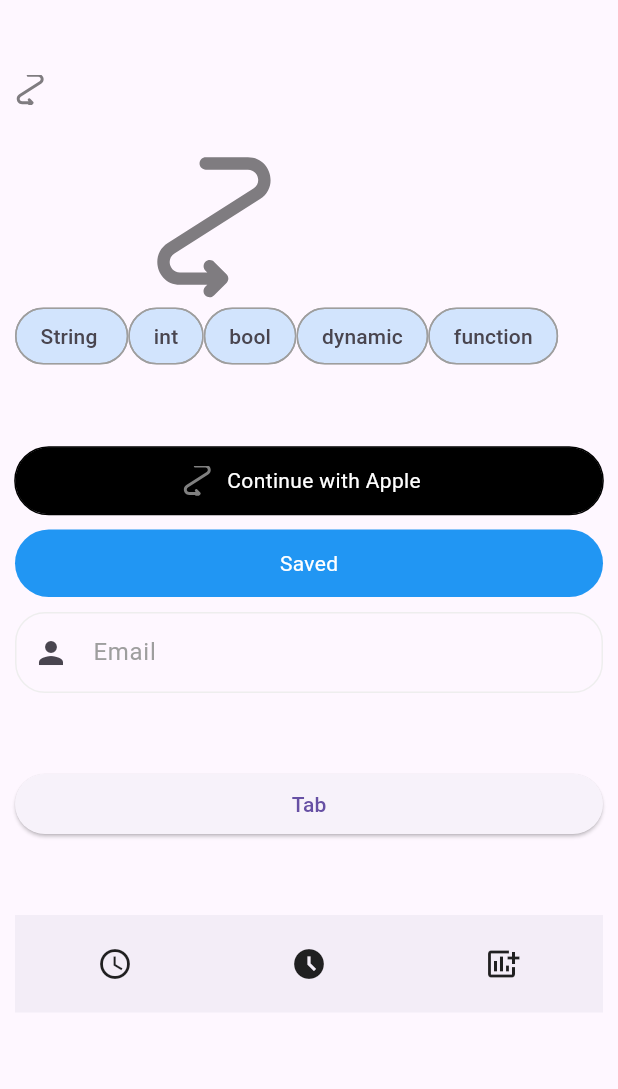
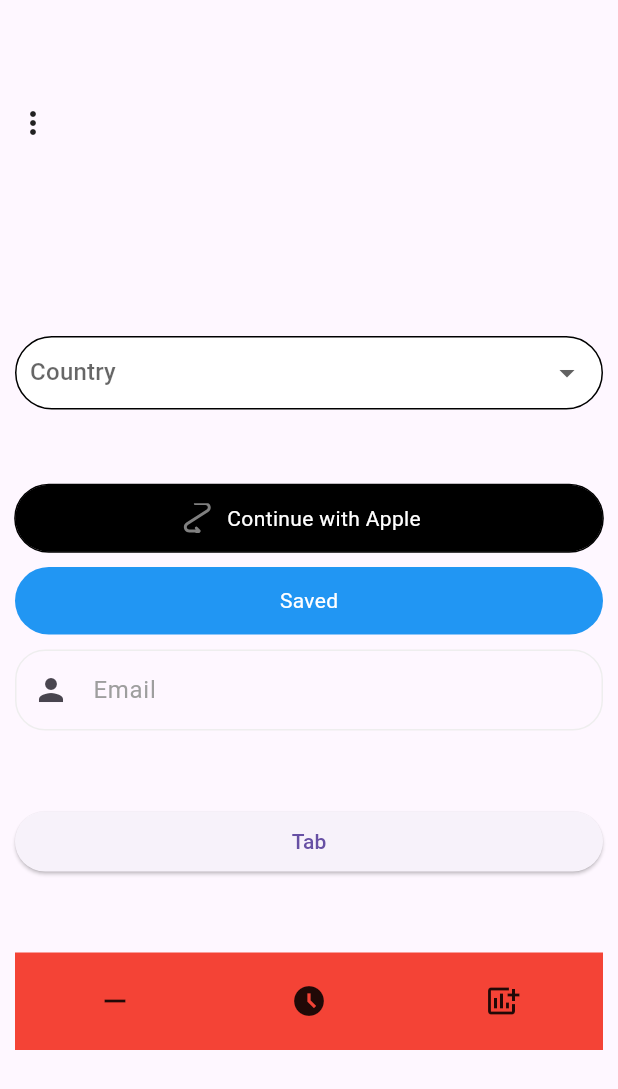
Before and after one commit to Mehrankhan-METRA-RGB/QuickUI, a Flutter app: the screen it shows after launch, on a phone screen of 412 x 824 dp. Shown: the top 1089 px of the screen. Run offline on Flutter 3.47's test engine with Material 3 defaults, Android fonts, the phone set to English and light mode, and no system bars; our stand-ins replace cached_network_image, flutter_svg.

Commit message:
drop down added

````diff
--- a/quick_ui/example/lib/main.dart
+++ b/quick_ui/example/lib/main.dart
@@ -38,7 +38,15 @@ class _ExampleState extends State<Example> {
 
   final GlobalKey<FormState> _formKey = GlobalKey<FormState>();
 
-  List<String> listOfChip = ['String ', 'int', 'bool', 'dynamic', 'function'];
+  List<String> listOfChip = [
+    'String ',
+    'int',
+    'bool',
+    'dynamic',
+    'function',
+  ];
+
+  String? value;
 
   int activeIndex = 0;
   Offset offset = const Offset(50, 100);
@@ -54,7 +62,9 @@ class _ExampleState extends State<Example> {
             const SizedBox(
               height: 50,
             ),
-
+            const SizedBox(
+              height: 20,
+            ),
             Align(
               alignment: Alignment.centerLeft,
               child: QuickPopMenu(
@@ -62,45 +72,49 @@ class _ExampleState extends State<Example> {
                   fontSize: 15,
                   fontWeight: FontWeight.w200,
                 ),
-                 iconSize: const Size(20, 20),
-                 position: PopupMenuPosition.under,
-                 icon: 'assets/icon.svg',
-                 dividerWidth: 1,
-                 dividerColor: Colors.black,
-                 shapeBorder: RoundedRectangleBorder(
-                     borderRadius: BorderRadius.circular(10),
-                     side: const BorderSide(color: Colors.black,width: 1)),
-                onTab: (value,name) {
+                // iconSize: const Size(20, 20),
+                // position: PopupMenuPosition.under,
+                onTab: (value, name) {
                   print("value in the UI $name");
                 },
-                boxConstraints: const BoxConstraints(
-                  maxHeight: 110,
-                  maxWidth: 90,
-                  minHeight: 110,
-                  minWidth: 90
-                ),
-                menuNames: const ['Block','Share','Add'],
-                menuIcons: const ['assets/icon.svg','assets/icon.svg','assets/icon.svg',],
+                // boxConstraints: const BoxConstraints(
+                //   maxHeight: 110,
+                //   maxWidth: 90,
+                //   minHeight: 110,
+                //   minWidth: 90
+                // ),
+                menuNames: const ['Block', 'Share', 'Add'],
+                menuIcons: const [
+                  'assets/icon.svg',
+                  'assets/icon.svg',
+                  'assets/icon.svg',
+                ],
               ),
             ),
             const SizedBox(
               height: 130,
             ),
-            Wrap(
-              children: listOfChip.map((e) {
-                return QuickChip(
-                  borderColor: Colors.grey,
-                  backgroundColor: Colors.blue.withOpacity(0.2),
-                  deleteIcon: const Icon(
-                    Icons.ac_unit_sharp,
-                    color: Colors.black,
-                    size: 10,
+            QuickDropDown(
+
+              inputBorder: OutlineInputBorder(
+                borderRadius: BorderRadius.circular(30),
+                borderSide: const BorderSide(color: Colors.black)
               ),
-                  label: e,
-                  shape: RoundedRectangleBorder(
-                    borderRadius: BorderRadius.circular(30),
-                    side: const BorderSide(color: Colors.transparent),
-                  ),
+              fillColor: Colors.white,
+              isBorderRequired: true,
+              hintText: 'Country',
+              value: value,
+              validationText: 'Country Required',
+              onChanged: (val) {
+                value = val;
+                setState(() {
+
+                });
+              },
+              itemsMap: listOfChip.map((e) {
+                return DropdownMenuItem(
+                  value: e,
+                  child: Text(e),
                 );
               }).toList(),
             ),
@@ -128,7 +142,9 @@ class _ExampleState extends State<Example> {
               borderRadius: BorderRadius.circular(30),
               borderColor: Colors.black,
             ),
-            const SizedBox(height: 10,),
+            const SizedBox(
+              height: 10,
+            ),
             QuickButton(
               height: 45,
               width: 30,
@@ -154,9 +170,7 @@ class _ExampleState extends State<Example> {
                 }
                 return null;
               },
-              onChange: (value) {
-
-              },
+              onChange: (value) {},
               unFocusedColor: const Color(0xffEEEEEE),
               focusedColor: Colors.black87,
               borderColor: (val) => val!,
@@ -186,10 +200,11 @@ class _ExampleState extends State<Example> {
               height: 50,
             ),
             SimpleBottomBar(
+              backgroundColor: Colors.red,
               items: [
                 BarItem(
-                  icon: Icons.add,
-                  activeIcon: Icons.access_time,
+                  icon: Icons.remove,
+                  activeIcon: Icons.remove,
                   index: 0,
                   selectedIndex: 0,
                   onTap: (int index) {},
@@ -211,12 +226,11 @@ class _ExampleState extends State<Example> {
               ],
               onChange: (int index) {},
             ),
-            const QuickFloat(
-              child: QuickImage(url: 'assets/icon.svg',height: 100,)
-              //the desired offsets
-            ),
-            const SizedBox(height: 50,),
-
+            // const QuickFloat(
+            //   child: QuickImage(url: 'assets/icon.svg',height: 100,)
+            //   //the desired offsets
+            // ),
+            // const SizedBox(height: 50,),
           ],
         ),
       ),
--- a/quick_ui/lib/Widgets/Bars/simple_bottom_bar.dart
+++ b/quick_ui/lib/Widgets/Bars/simple_bottom_bar.dart
@@ -1,5 +1,6 @@
 import 'package:flutter/material.dart';
 import 'package:flutter_svg/flutter_svg.dart';
+import 'package:quick_ui/quick_ui.dart';
 
 class SimpleBottomBar extends StatefulWidget {
   const SimpleBottomBar({
@@ -43,6 +44,7 @@ class SimpleBottomBarState extends State<SimpleBottomBar> {
     return BottomAppBar(
       height: widget.height,
       padding: const EdgeInsets.all(2),
+
       shadowColor: Theme.of(context).bottomAppBarTheme.shadowColor,
       color:
           widget.backgroundColor ?? Theme.of(context).bottomAppBarTheme.color,
@@ -128,33 +130,11 @@ class BarItem<T> extends StatelessWidget {
                 SizedBox(
                     width: _width,
                     height: _height,
-                    child:
-                        (_icon is String && extension?.toLowerCase() == "svg")
-                            ? SvgPicture.asset(
-                                _icon,
-                                width: _width,
-                                height: _height,
-                                colorFilter: ColorFilter.mode(
-                                    selected
-                                        ? _theme.selectedItemColor!
-                                        : _theme.unselectedItemColor!,
-                                    BlendMode.srcIn),
-                              )
-                            : (_icon is String)
-                                ? Image.asset(_icon,
-                                    width: _width,
-                                    height: _height,
-                                    color: selected
-                                        ? _theme.selectedItemColor
-                                        : _theme.unselectedItemColor)
-                                : Icon(
-                                    _icon,
-                                    size: _height,
-                                    weight: 1,
-                                    color: selected
-                                        ? _theme.selectedItemColor
-                                        : _theme.unselectedItemColor,
-                                  )),
+                    child: QuickImage(
+                            url: _icon,
+                            height: _height,
+                            width: _width,
+                          )),
                 if (text != null)
                   Padding(
                     padding: const EdgeInsets.only(top: 5.0),
--- a/quick_ui/lib/Widgets/Chips/quick_chip.dart
+++ b/quick_ui/lib/Widgets/Chips/quick_chip.dart
@@ -89,6 +89,8 @@ class QuickChip<T> extends StatefulWidget {
 class _QuickChipState extends State<QuickChip> {
   @override
   Widget build(BuildContext context) {
+    print("here is icon ${widget.deleteIcon}");
+
     return widget.onTap != null
         ? InkWell(onTap: widget.onTap, child: _chipWidget())
         : _chipWidget();
@@ -97,28 +99,22 @@ class _QuickChipState extends State<QuickChip> {
   _chipWidget() {
     return Chip(
       avatar: widget.avatar != null
-          ? widget.avatar is IconData
-              ? Icon(widget.avatar as IconData)
-              : widget.avatar is String
-                  ? QuickImage(
-                      url: widget.avatar,
-                    )
-                  : widget.avatar
+          ? widget.avatar is Widget
+              ? widget.avatar
+              : QuickImage(
+                  url: widget.avatar,
+                )
           : null,
       shadowColor:
           widget.shadowColor ?? Theme.of(context).chipTheme.shadowColor,
       onDeleted: widget.onDeleted,
       labelStyle: widget.labelStyle ?? Theme.of(context).chipTheme.labelStyle,
       padding: widget.padding ?? Theme.of(context).chipTheme.padding,
-      deleteIcon: widget.deleteIcon != null
-          ? widget.deleteIcon is IconData
-              ? Icon(widget.deleteIcon as IconData)
-              : widget.deleteIcon is String
-                  ? QuickImage(
-                      url: widget.deleteIcon,
-                    )
-                  : widget.deleteIcon
-          : null,
+      deleteIcon: widget.deleteIcon is Widget
+          ? widget.deleteIcon
+          : QuickImage(
+              url: widget.deleteIcon,
+            ),
       label: Text(
         widget.label ?? "",
         style: widget.labelStyle ?? Theme.of(context).chipTheme.labelStyle,
--- /dev/null
+++ b/quick_ui/lib/Widgets/DropDowns/quick_drop_downs.dart
@@ -0,0 +1,125 @@
+import 'package:flutter/material.dart';
+
+class QuickDropDown extends StatelessWidget {
+  final Widget? prefixIcon;
+  final String hintText;
+  final dynamic value;
+  final double vMargin;
+  final double hMargin;
+  final double? dropDownHeight;
+  final String validationText;
+  final ValueChanged onChanged;
+  final List<DropdownMenuItem<Object>> itemsMap;
+  final bool isBorderRequired;
+  final bool isShadowRequired;
+  final BoxConstraints? constraints;
+  final EdgeInsets? contentPadding;
+  final TextStyle? hintStyle;
+  final InputBorder? inputBorder;
+  final Widget? arrowIcon;
+  final Color? fillColor;
+  final FocusNode? focusNode;
+
+
+  const QuickDropDown({
+    super.key,
+    this.hMargin = 8,
+    this.vMargin = 0,
+    this.dropDownHeight,
+    this.prefixIcon,
+    required this.hintText,
+    required this.value,
+    required this.validationText,
+    required this.onChanged,
+    required this.itemsMap,
+    this.isBorderRequired = true,
+    this.isShadowRequired = false,
+    this.constraints,
+    this.contentPadding,
+    this.hintStyle,
+    this.inputBorder,
+    this.arrowIcon,
+    this.fillColor, this.focusNode,
+  });
+
+  final double borderRadius = 25;
+
+  @override
+  Widget build(BuildContext context) {
+    return ButtonTheme(
+      alignedDropdown: true,
+      child: DropdownButtonFormField(
+        borderRadius: BorderRadius.circular(15),
+        //autovalidateMode: AutovalidateMode.onUserInteraction,
+        menuMaxHeight: dropDownHeight,
+
+        validator: (value) {
+          if (value == null) {
+            return validationText;
+          } else {
+            return null;
+          }
+        },
+        decoration: InputDecoration(
+          fillColor: fillColor,
+          filled: true,
+          prefixIconConstraints: constraints ??
+              const BoxConstraints(
+                maxHeight: 50,
+                maxWidth: 50,
+                minHeight: 20,
+                minWidth: 23,
+              ),
+          prefixIcon: prefixIcon != null
+              ? Padding(
+                  padding: const EdgeInsets.only(left: 15),
+                  child: prefixIcon,
+                )
+              : null,
+          errorMaxLines: 1,
+          contentPadding: contentPadding ??
+              EdgeInsets.only(
+                top: 10,
+                bottom: 15,
+                left: prefixIcon != null ? 8 : 6,
+                right: prefixIcon != null ? 10 : 12,
+              ),
+
+          // EdgeInsets.symmetric(
+          //   vertical: 13,
+          //   horizontal: prefixIcon != null ? 10 : 6,
+          // ).r,
+          hintStyle: hintStyle,
+          errorBorder: isBorderRequired ? inputBorder?.copyWith(
+            borderSide: const BorderSide(color: Colors.red),
+          ) : outlineInputBorder(),
+          enabledBorder: isBorderRequired ? inputBorder : outlineInputBorder(),
+          focusedBorder: isBorderRequired ? inputBorder : outlineInputBorder(),
+          focusedErrorBorder:
+              isBorderRequired ? inputBorder?.copyWith(
+                borderSide: const BorderSide(color: Colors.red),
+              ) : outlineInputBorder(),
+        ),
+        hint: Text(
+          hintText,
+          style: hintStyle,
+        ),
+        focusNode: focusNode,
+        dropdownColor: Colors.white,
+        icon: arrowIcon,
+        isExpanded: true,
+        style: hintStyle,
+        value: value,
+        onChanged: onChanged,
+        items: itemsMap,
+      ),
+    );
+  }
+
+  outlineInputBorder() {
+    return OutlineInputBorder(
+      borderRadius: BorderRadius.circular(borderRadius),
+      borderSide: const BorderSide(color: Colors.transparent),
+    );
+  }
+}
--- a/quick_ui/lib/Widgets/Images/quick_image.dart
+++ b/quick_ui/lib/Widgets/Images/quick_image.dart
@@ -72,6 +72,7 @@ class QuickImage<T> extends StatelessWidget {
 
   @override
   Widget build(BuildContext context) {
+
     // print(url is IconData);
     // print(url);
     //
@@ -97,7 +98,9 @@ class QuickImage<T> extends StatelessWidget {
         width: width,
         height: height,
       );
-    } else {
+    } else if(url is IconData) {
+      return Icon(url as IconData);
+    }else{
       return url.toString().toLowerCase().endsWith("svg")
           ? _buildSvgImage(context)
           : _buildCachedNetworkImage(context);
--- a/quick_ui/lib/Widgets/PopMenus/quick_pop_menus.dart
+++ b/quick_ui/lib/Widgets/PopMenus/quick_pop_menus.dart
@@ -20,8 +20,6 @@ import 'package:quick_ui/quick_ui.dart';
 ///   },
 /// )
 /// ```
-
-
 class QuickPopMenu extends StatefulWidget {
   const QuickPopMenu(
       {super.key,
@@ -157,7 +155,7 @@ class _QuickPopMenuState extends State<QuickPopMenu> {
             Divider(
                     thickness: widget.dividerWidth,
                     color: widget.dividerColor,
-            ),
+                  )
         ],
       ),
     );
@@ -176,7 +174,7 @@ class _QuickPopMenuState extends State<QuickPopMenu> {
                 ? Icon(widget.icon)
                 : widget.icon is Widget
                     ? widget.icon
-        : const SizedBox()
-        : const SizedBox();
+                    : const Icon(Icons.more_vert)
+        : const Icon(Icons.more_vert);
   }
 }
--- a/quick_ui/lib/quick_ui.dart
+++ b/quick_ui/lib/quick_ui.dart
@@ -7,3 +7,4 @@ export 'Widgets/Images/quick_image.dart';
 export 'Widgets/InputFields/input_field.dart';
 export 'Widgets/Buttons/quick_button.dart';
 export 'Widgets/PopMenus/quick_pop_menus.dart';
+export 'Widgets/DropDowns/quick_drop_downs.dart';
--- a/quick_ui/pubspec.yaml
+++ b/quick_ui/pubspec.yaml
@@ -14,6 +14,7 @@ dependencies:
 
   flutter:
     sdk: flutter
+  flutter_rating_bar: ^4.0.1
 
 dev_dependencies:
   flutter_test:
````
Lines whose indentation alone changed are shown as unchanged.
